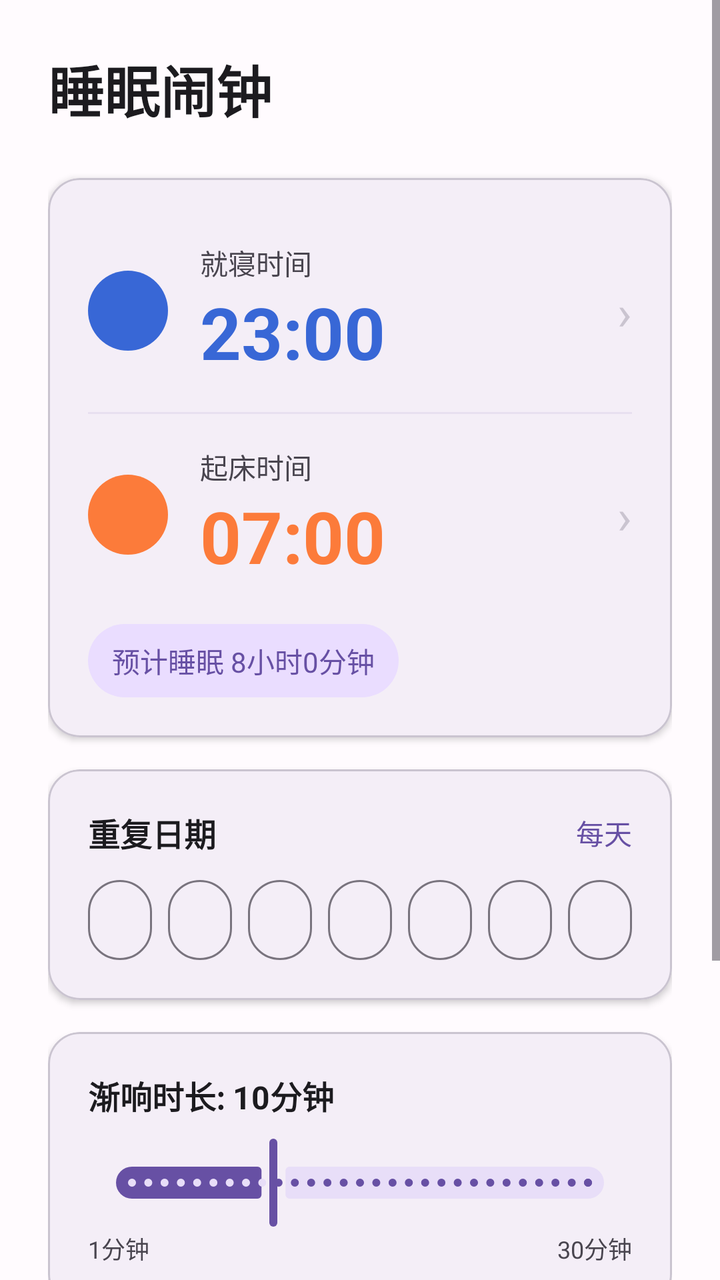
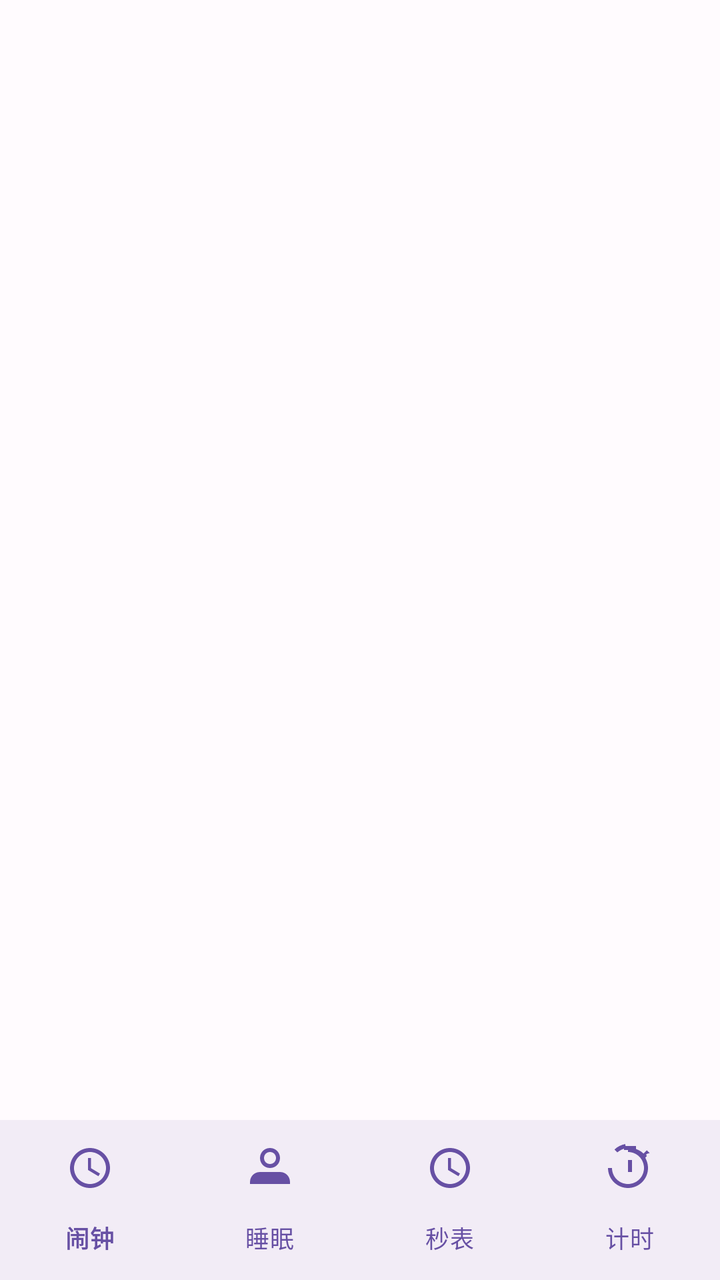

Compare the two renders of this Android layout. The source of the first and the diff that turns it into the second are given below.
<!-- AndroidManifest.xml: application theme Theme.SleepAlarm -->
<!-- res/layout/activity_main.xml -->
<?xml version="1.0" encoding="utf-8"?>
<ScrollView xmlns:android="http://schemas.android.com/apk/res/android"
    xmlns:app="http://schemas.android.com/apk/res-auto"
    android:layout_width="match_parent"
    android:layout_height="match_parent"
    android:background="@color/background">

    <LinearLayout
        android:layout_width="match_parent"
        android:layout_height="wrap_content"
        android:orientation="vertical"
        android:padding="24dp">

        
        <TextView
            android:layout_width="wrap_content"
            android:layout_height="wrap_content"
            android:text="睡眠闹钟"
            android:textSize="28sp"
            android:textColor="@color/on_background"
            android:textStyle="bold"
            android:layout_marginBottom="24dp" />

        
        <com.google.android.material.card.MaterialCardView
            android:layout_width="match_parent"
            android:layout_height="wrap_content"
            app:cardCornerRadius="16dp"
            app:cardElevation="2dp"
            android:layout_marginBottom="16dp">

            <LinearLayout
                android:layout_width="match_parent"
                android:layout_height="wrap_content"
                android:orientation="vertical"
                android:padding="20dp">

                
                <LinearLayout
                    android:id="@+id/layout_bedtime"
                    android:layout_width="match_parent"
                    android:layout_height="wrap_content"
                    android:orientation="horizontal"
                    android:gravity="center_vertical"
                    android:paddingVertical="12dp"
                    android:clickable="true"
                    android:focusable="true"
                    android:background="?attr/selectableItemBackground">

                    <View
                        android:layout_width="40dp"
                        android:layout_height="40dp"
                        android:background="@drawable/bg_circle_bedtime" />

                    <LinearLayout
                        android:layout_width="0dp"
                        android:layout_height="wrap_content"
                        android:layout_weight="1"
                        android:orientation="vertical"
                        android:layout_marginStart="16dp">

                        <TextView
                            android:layout_width="wrap_content"
                            android:layout_height="wrap_content"
                            android:text="就寝时间"
                            android:textSize="14sp"
                            android:textColor="@color/gray_dark" />

                        <TextView
                            android:id="@+id/tv_bedtime"
                            android:layout_width="wrap_content"
                            android:layout_height="wrap_content"
                            android:text="23:00"
                            android:textSize="36sp"
                            android:textColor="@color/bedtime_color"
                            android:textStyle="bold" />
                    </LinearLayout>

                    <TextView
                        android:layout_width="wrap_content"
                        android:layout_height="wrap_content"
                        android:text="›"
                        android:textSize="24sp"
                        android:textColor="@color/gray_light" />
                </LinearLayout>

                
                <View
                    android:layout_width="match_parent"
                    android:layout_height="1dp"
                    android:background="#E8E0F0"
                    android:layout_marginVertical="4dp" />

                
                <LinearLayout
                    android:id="@+id/layout_wake_time"
                    android:layout_width="match_parent"
                    android:layout_height="wrap_content"
                    android:orientation="horizontal"
                    android:gravity="center_vertical"
                    android:paddingVertical="12dp"
                    android:clickable="true"
                    android:focusable="true"
                    android:background="?attr/selectableItemBackground">

                    <View
                        android:layout_width="40dp"
                        android:layout_height="40dp"
                        android:background="@drawable/bg_circle_wake" />

                    <LinearLayout
                        android:layout_width="0dp"
                        android:layout_height="wrap_content"
                        android:layout_weight="1"
                        android:orientation="vertical"
                        android:layout_marginStart="16dp">

                        <TextView
                            android:layout_width="wrap_content"
                            android:layout_height="wrap_content"
                            android:text="起床时间"
                            android:textSize="14sp"
                            android:textColor="@color/gray_dark" />

                        <TextView
                            android:id="@+id/tv_wake_time"
                            android:layout_width="wrap_content"
                            android:layout_height="wrap_content"
                            android:text="07:00"
                            android:textSize="36sp"
                            android:textColor="@color/wake_color"
                            android:textStyle="bold" />
                    </LinearLayout>

                    <TextView
                        android:layout_width="wrap_content"
                        android:layout_height="wrap_content"
                        android:text="›"
                        android:textSize="24sp"
                        android:textColor="@color/gray_light" />
                </LinearLayout>

                
                <TextView
                    android:id="@+id/tv_sleep_duration"
                    android:layout_width="wrap_content"
                    android:layout_height="wrap_content"
                    android:text="预计睡眠 8小时0分钟"
                    android:textSize="14sp"
                    android:textColor="@color/primary"
                    android:layout_marginTop="8dp"
                    android:paddingVertical="8dp"
                    android:paddingHorizontal="12dp"
                    android:background="@drawable/bg_sleep_duration" />

            </LinearLayout>
        </com.google.android.material.card.MaterialCardView>

        
        <com.google.android.material.card.MaterialCardView
            android:layout_width="match_parent"
            android:layout_height="wrap_content"
            app:cardCornerRadius="16dp"
            app:cardElevation="2dp"
            android:layout_marginBottom="16dp">

            <LinearLayout
                android:layout_width="match_parent"
                android:layout_height="wrap_content"
                android:orientation="vertical"
                android:padding="20dp">

                <LinearLayout
                    android:layout_width="match_parent"
                    android:layout_height="wrap_content"
                    android:orientation="horizontal"
                    android:gravity="center_vertical">

                    <TextView
                        android:layout_width="0dp"
                        android:layout_height="wrap_content"
                        android:layout_weight="1"
                        android:text="重复日期"
                        android:textSize="16sp"
                        android:textColor="@color/on_background"
                        android:textStyle="bold" />

                    <TextView
                        android:id="@+id/tv_repeat_days"
                        android:layout_width="wrap_content"
                        android:layout_height="wrap_content"
                        android:text="每天"
                        android:textSize="14sp"
                        android:textColor="@color/primary" />
                </LinearLayout>

                <LinearLayout
                    android:id="@+id/layout_days_selector"
                    android:layout_width="match_parent"
                    android:layout_height="wrap_content"
                    android:orientation="horizontal"
                    android:layout_marginTop="12dp"
                    android:gravity="center">

                    <com.google.android.material.button.MaterialButton
                        android:id="@+id/btn_sun"
                        style="@style/Widget.Material3.Button.OutlinedButton"
                        android:layout_width="0dp"
                        android:layout_height="40dp"
                        android:layout_weight="1"
                        android:layout_marginEnd="4dp"
                        android:minWidth="0dp"
                        android:insetTop="0dp"
                        android:insetBottom="0dp"
                        app:cornerRadius="20dp"
                        app:strokeWidth="1dp" />

                    <com.google.android.material.button.MaterialButton
                        android:id="@+id/btn_mon"
                        style="@style/Widget.Material3.Button.OutlinedButton"
                        android:layout_width="0dp"
                        android:layout_height="40dp"
                        android:layout_weight="1"
                        android:layout_marginHorizontal="4dp"
                        android:minWidth="0dp"
                        android:insetTop="0dp"
                        android:insetBottom="0dp"
                        app:cornerRadius="20dp"
                        app:strokeWidth="1dp" />

                    <com.google.android.material.button.MaterialButton
                        android:id="@+id/btn_tue"
                        style="@style/Widget.Material3.Button.OutlinedButton"
                        android:layout_width="0dp"
                        android:layout_height="40dp"
                        android:layout_weight="1"
                        android:layout_marginHorizontal="4dp"
                        android:minWidth="0dp"
                        android:insetTop="0dp"
                        android:insetBottom="0dp"
                        app:cornerRadius="20dp"
                        app:strokeWidth="1dp" />

                    <com.google.android.material.button.MaterialButton
                        android:id="@+id/btn_wed"
                        style="@style/Widget.Material3.Button.OutlinedButton"
                        android:layout_width="0dp"
                        android:layout_height="40dp"
                        android:layout_weight="1"
                        android:layout_marginHorizontal="4dp"
                        android:minWidth="0dp"
                        android:insetTop="0dp"
                        android:insetBottom="0dp"
                        app:cornerRadius="20dp"
                        app:strokeWidth="1dp" />

                    <com.google.android.material.button.MaterialButton
                        android:id="@+id/btn_thu"
                        style="@style/Widget.Material3.Button.OutlinedButton"
                        android:layout_width="0dp"
                        android:layout_height="40dp"
                        android:layout_weight="1"
                        android:layout_marginHorizontal="4dp"
                        android:minWidth="0dp"
                        android:insetTop="0dp"
                        android:insetBottom="0dp"
                        app:cornerRadius="20dp"
                        app:strokeWidth="1dp" />

                    <com.google.android.material.button.MaterialButton
                        android:id="@+id/btn_fri"
                        style="@style/Widget.Material3.Button.OutlinedButton"
                        android:layout_width="0dp"
                        android:layout_height="40dp"
                        android:layout_weight="1"
                        android:layout_marginHorizontal="4dp"
                        android:minWidth="0dp"
                        android:insetTop="0dp"
                        android:insetBottom="0dp"
                        app:cornerRadius="20dp"
                        app:strokeWidth="1dp" />

                    <com.google.android.material.button.MaterialButton
                        android:id="@+id/btn_sat"
                        style="@style/Widget.Material3.Button.OutlinedButton"
                        android:layout_width="0dp"
                        android:layout_height="40dp"
                        android:layout_weight="1"
                        android:layout_marginStart="4dp"
                        android:minWidth="0dp"
                        android:insetTop="0dp"
                        android:insetBottom="0dp"
                        app:cornerRadius="20dp"
                        app:strokeWidth="1dp" />
                </LinearLayout>
            </LinearLayout>
        </com.google.android.material.card.MaterialCardView>

        
        <com.google.android.material.card.MaterialCardView
            android:layout_width="match_parent"
            android:layout_height="wrap_content"
            app:cardCornerRadius="16dp"
            app:cardElevation="2dp"
            android:layout_marginBottom="16dp">

            <LinearLayout
                android:layout_width="match_parent"
                android:layout_height="wrap_content"
                android:orientation="vertical"
                android:padding="20dp">

                <TextView
                    android:id="@+id/tv_gradual_label"
                    android:layout_width="wrap_content"
                    android:layout_height="wrap_content"
                    android:text="渐响时长: 10分钟"
                    android:textSize="16sp"
                    android:textColor="@color/on_background"
                    android:textStyle="bold" />

                <com.google.android.material.slider.Slider
                    android:id="@+id/slider_gradual"
                    android:layout_width="match_parent"
                    android:layout_height="wrap_content"
                    android:layout_marginTop="8dp"
                    android:valueFrom="1.0"
                    android:valueTo="30.0"
                    android:value="10.0"
                    android:stepSize="1.0"
                    app:labelBehavior="gone" />

                <LinearLayout
                    android:layout_width="match_parent"
                    android:layout_height="wrap_content"
                    android:orientation="horizontal">

                    <TextView
                        android:layout_width="0dp"
                        android:layout_height="wrap_content"
                        android:layout_weight="1"
                        android:text="1分钟"
                        android:textSize="12sp"
                        android:textColor="@color/gray_dark" />

                    <TextView
                        android:layout_width="wrap_content"
                        android:layout_height="wrap_content"
                        android:text="30分钟"
                        android:textSize="12sp"
                        android:textColor="@color/gray_dark" />
                </LinearLayout>
            </LinearLayout>
        </com.google.android.material.card.MaterialCardView>

        
        <com.google.android.material.card.MaterialCardView
            android:layout_width="match_parent"
            android:layout_height="wrap_content"
            app:cardCornerRadius="16dp"
            app:cardElevation="2dp"
            android:layout_marginBottom="16dp">

            <LinearLayout
                android:layout_width="match_parent"
                android:layout_height="wrap_content"
                android:orientation="horizontal"
                android:gravity="center_vertical"
                android:padding="20dp">

                <TextView
                    android:layout_width="0dp"
                    android:layout_height="wrap_content"
                    android:layout_weight="1"
                    android:text="启用闹钟"
                    android:textSize="16sp"
                    android:textColor="@color/on_background"
                    android:textStyle="bold" />

                <com.google.android.material.materialswitch.MaterialSwitch
                    android:id="@+id/switch_enabled"
                    android:layout_width="wrap_content"
                    android:layout_height="wrap_content" />
            </LinearLayout>
        </com.google.android.material.card.MaterialCardView>

        
        <com.google.android.material.button.MaterialButton
            android:id="@+id/btn_briefing"
            android:layout_width="match_parent"
            android:layout_height="56dp"
            android:text="查看每日播报"
            android:textSize="16sp"
            app:cornerRadius="28dp"
            style="@style/Widget.Material3.Button" />

    </LinearLayout>
</ScrollView>
<!-- resources referenced by this layout -->
<resources>
  <color name="background">#FFFBFE</color>
  <color name="bedtime_color">#3867D6</color>
  <color name="gray_dark">#49454F</color>
  <color name="gray_light">#CAC4D0</color>
  <color name="on_background">#1C1B1F</color>
  <color name="primary">#6750A4</color>
  <color name="wake_color">#FC7B3A</color>
  <!-- drawable bg_circle_bedtime (drawable) -->
  <?xml version="1.0" encoding="utf-8"?>
  <shape xmlns:android="http://schemas.android.com/apk/res/android"
      android:shape="oval">
      <solid android:color="#3867D6" />
      <size android:width="40dp" android:height="40dp" />
  </shape>
  <!-- drawable bg_circle_wake (drawable) -->
  <?xml version="1.0" encoding="utf-8"?>
  <shape xmlns:android="http://schemas.android.com/apk/res/android"
      android:shape="oval">
      <solid android:color="#FC7B3A" />
      <size android:width="40dp" android:height="40dp" />
  </shape>
  <!-- drawable bg_sleep_duration (drawable) -->
  <?xml version="1.0" encoding="utf-8"?>
  <shape xmlns:android="http://schemas.android.com/apk/res/android"
      android:shape="rectangle">
      <solid android:color="#EADDFF" />
      <corners android:radius="20dp" />
  </shape>
  <style name="Theme.SleepAlarm" parent="Theme.Material3.Light.NoActionBar">
          <item name="colorPrimary">@color/primary</item>
          <item name="colorOnPrimary">@color/on_primary</item>
          <item name="colorPrimaryContainer">#EADDFF</item>
          <item name="colorOnPrimaryContainer">#21005D</item>
          <item name="colorSecondary">@color/secondary</item>
          <item name="android:colorBackground">@color/background</item>
          <item name="colorOnBackground">@color/on_background</item>
          <item name="colorSurface">@color/surface</item>
          <item name="colorOnSurface">@color/on_surface</item>
          <item name="android:statusBarColor">@color/primary</item>
      </style>
  <color name="on_primary">#FFFFFF</color>
  <color name="secondary">#625B71</color>
  <color name="surface">#FFFBFE</color>
  <color name="on_surface">#1C1B1F</color>
</resources>

<!-- the commit's change to res/layout/activity_main.xml (unified diff, before → after) -->
@@ -1,398 +1,24 @@
 <?xml version="1.0" encoding="utf-8"?>
-<ScrollView xmlns:android="http://schemas.android.com/apk/res/android"
+<LinearLayout xmlns:android="http://schemas.android.com/apk/res/android"
     xmlns:app="http://schemas.android.com/apk/res-auto"
     android:layout_width="match_parent"
     android:layout_height="match_parent"
-    android:background="@color/background">
+    android:orientation="vertical">
 
-    <LinearLayout
+    <FrameLayout
+        android:id="@+id/fragment_container"
+        android:layout_width="match_parent"
+        android:layout_height="0dp"
+        android:layout_weight="1" />
+
+    <com.google.android.material.bottomnavigation.BottomNavigationView
+        android:id="@+id/bottom_nav"
         android:layout_width="match_parent"
         android:layout_height="wrap_content"
-        android:orientation="vertical"
-        android:padding="24dp">
+        android:background="?android:attr/windowBackground"
+        app:menu="@menu/bottom_nav"
+        app:labelVisibilityMode="labeled"
+        app:itemIconTint="@color/primary"
+        app:itemTextColor="@color/primary" />
 
-        
-        <TextView
-            android:layout_width="wrap_content"
-            android:layout_height="wrap_content"
-            android:text="睡眠闹钟"
-            android:textSize="28sp"
-            android:textColor="@color/on_background"
-            android:textStyle="bold"
-            android:layout_marginBottom="24dp" />
-
-        
-        <com.google.android.material.card.MaterialCardView
-            android:layout_width="match_parent"
-            android:layout_height="wrap_content"
-            app:cardCornerRadius="16dp"
-            app:cardElevation="2dp"
-            android:layout_marginBottom="16dp">
-
-            <LinearLayout
-                android:layout_width="match_parent"
-                android:layout_height="wrap_content"
-                android:orientation="vertical"
-                android:padding="20dp">
-
-                
-                <LinearLayout
-                    android:id="@+id/layout_bedtime"
-                    android:layout_width="match_parent"
-                    android:layout_height="wrap_content"
-                    android:orientation="horizontal"
-                    android:gravity="center_vertical"
-                    android:paddingVertical="12dp"
-                    android:clickable="true"
-                    android:focusable="true"
-                    android:background="?attr/selectableItemBackground">
-
-                    <View
-                        android:layout_width="40dp"
-                        android:layout_height="40dp"
-                        android:background="@drawable/bg_circle_bedtime" />
-
-                    <LinearLayout
-                        android:layout_width="0dp"
-                        android:layout_height="wrap_content"
-                        android:layout_weight="1"
-                        android:orientation="vertical"
-                        android:layout_marginStart="16dp">
-
-                        <TextView
-                            android:layout_width="wrap_content"
-                            android:layout_height="wrap_content"
-                            android:text="就寝时间"
-                            android:textSize="14sp"
-                            android:textColor="@color/gray_dark" />
-
-                        <TextView
-                            android:id="@+id/tv_bedtime"
-                            android:layout_width="wrap_content"
-                            android:layout_height="wrap_content"
-                            android:text="23:00"
-                            android:textSize="36sp"
-                            android:textColor="@color/bedtime_color"
-                            android:textStyle="bold" />
-                    </LinearLayout>
-
-                    <TextView
-                        android:layout_width="wrap_content"
-                        android:layout_height="wrap_content"
-                        android:text="›"
-                        android:textSize="24sp"
-                        android:textColor="@color/gray_light" />
-                </LinearLayout>
-
-                
-                <View
-                    android:layout_width="match_parent"
-                    android:layout_height="1dp"
-                    android:background="#E8E0F0"
-                    android:layout_marginVertical="4dp" />
-
-                
-                <LinearLayout
-                    android:id="@+id/layout_wake_time"
-                    android:layout_width="match_parent"
-                    android:layout_height="wrap_content"
-                    android:orientation="horizontal"
-                    android:gravity="center_vertical"
-                    android:paddingVertical="12dp"
-                    android:clickable="true"
-                    android:focusable="true"
-                    android:background="?attr/selectableItemBackground">
-
-                    <View
-                        android:layout_width="40dp"
-                        android:layout_height="40dp"
-                        android:background="@drawable/bg_circle_wake" />
-
-                    <LinearLayout
-                        android:layout_width="0dp"
-                        android:layout_height="wrap_content"
-                        android:layout_weight="1"
-                        android:orientation="vertical"
-                        android:layout_marginStart="16dp">
-
-                        <TextView
-                            android:layout_width="wrap_content"
-                            android:layout_height="wrap_content"
-                            android:text="起床时间"
-                            android:textSize="14sp"
-                            android:textColor="@color/gray_dark" />
-
-                        <TextView
-                            android:id="@+id/tv_wake_time"
-                            android:layout_width="wrap_content"
-                            android:layout_height="wrap_content"
-                            android:text="07:00"
-                            android:textSize="36sp"
-                            android:textColor="@color/wake_color"
-                            android:textStyle="bold" />
-                    </LinearLayout>
-
-                    <TextView
-                        android:layout_width="wrap_content"
-                        android:layout_height="wrap_content"
-                        android:text="›"
-                        android:textSize="24sp"
-                        android:textColor="@color/gray_light" />
-                </LinearLayout>
-
-                
-                <TextView
-                    android:id="@+id/tv_sleep_duration"
-                    android:layout_width="wrap_content"
-                    android:layout_height="wrap_content"
-                    android:text="预计睡眠 8小时0分钟"
-                    android:textSize="14sp"
-                    android:textColor="@color/primary"
-                    android:layout_marginTop="8dp"
-                    android:paddingVertical="8dp"
-                    android:paddingHorizontal="12dp"
-                    android:background="@drawable/bg_sleep_duration" />
-
-            </LinearLayout>
-        </com.google.android.material.card.MaterialCardView>
-
-        
-        <com.google.android.material.card.MaterialCardView
-            android:layout_width="match_parent"
-            android:layout_height="wrap_content"
-            app:cardCornerRadius="16dp"
-            app:cardElevation="2dp"
-            android:layout_marginBottom="16dp">
-
-            <LinearLayout
-                android:layout_width="match_parent"
-                android:layout_height="wrap_content"
-                android:orientation="vertical"
-                android:padding="20dp">
-
-                <LinearLayout
-                    android:layout_width="match_parent"
-                    android:layout_height="wrap_content"
-                    android:orientation="horizontal"
-                    android:gravity="center_vertical">
-
-                    <TextView
-                        android:layout_width="0dp"
-                        android:layout_height="wrap_content"
-                        android:layout_weight="1"
-                        android:text="重复日期"
-                        android:textSize="16sp"
-                        android:textColor="@color/on_background"
-                        android:textStyle="bold" />
-
-                    <TextView
-                        android:id="@+id/tv_repeat_days"
-                        android:layout_width="wrap_content"
-                        android:layout_height="wrap_content"
-                        android:text="每天"
-                        android:textSize="14sp"
-                        android:textColor="@color/primary" />
-                </LinearLayout>
-
-                <LinearLayout
-                    android:id="@+id/layout_days_selector"
-                    android:layout_width="match_parent"
-                    android:layout_height="wrap_content"
-                    android:orientation="horizontal"
-                    android:layout_marginTop="12dp"
-                    android:gravity="center">
-
-                    <com.google.android.material.button.MaterialButton
-                        android:id="@+id/btn_sun"
-                        style="@style/Widget.Material3.Button.OutlinedButton"
-                        android:layout_width="0dp"
-                        android:layout_height="40dp"
-                        android:layout_weight="1"
-                        android:layout_marginEnd="4dp"
-                        android:minWidth="0dp"
-                        android:insetTop="0dp"
-                        android:insetBottom="0dp"
-                        app:cornerRadius="20dp"
-                        app:strokeWidth="1dp" />
-
-                    <com.google.android.material.button.MaterialButton
-                        android:id="@+id/btn_mon"
-                        style="@style/Widget.Material3.Button.OutlinedButton"
-                        android:layout_width="0dp"
-                        android:layout_height="40dp"
-                        android:layout_weight="1"
-                        android:layout_marginHorizontal="4dp"
-                        android:minWidth="0dp"
-                        android:insetTop="0dp"
-                        android:insetBottom="0dp"
-                        app:cornerRadius="20dp"
-                        app:strokeWidth="1dp" />
-
-                    <com.google.android.material.button.MaterialButton
-                        android:id="@+id/btn_tue"
-                        style="@style/Widget.Material3.Button.OutlinedButton"
-                        android:layout_width="0dp"
-                        android:layout_height="40dp"
-                        android:layout_weight="1"
-                        android:layout_marginHorizontal="4dp"
-                        android:minWidth="0dp"
-                        android:insetTop="0dp"
-                        android:insetBottom="0dp"
-                        app:cornerRadius="20dp"
-                        app:strokeWidth="1dp" />
-
-                    <com.google.android.material.button.MaterialButton
-                        android:id="@+id/btn_wed"
-                        style="@style/Widget.Material3.Button.OutlinedButton"
-                        android:layout_width="0dp"
-                        android:layout_height="40dp"
-                        android:layout_weight="1"
-                        android:layout_marginHorizontal="4dp"
-                        android:minWidth="0dp"
-                        android:insetTop="0dp"
-                        android:insetBottom="0dp"
-                        app:cornerRadius="20dp"
-                        app:strokeWidth="1dp" />
-
-                    <com.google.android.material.button.MaterialButton
-                        android:id="@+id/btn_thu"
-                        style="@style/Widget.Material3.Button.OutlinedButton"
-                        android:layout_width="0dp"
-                        android:layout_height="40dp"
-                        android:layout_weight="1"
-                        android:layout_marginHorizontal="4dp"
-                        android:minWidth="0dp"
-                        android:insetTop="0dp"
-                        android:insetBottom="0dp"
-                        app:cornerRadius="20dp"
-                        app:strokeWidth="1dp" />
-
-                    <com.google.android.material.button.MaterialButton
-                        android:id="@+id/btn_fri"
-                        style="@style/Widget.Material3.Button.OutlinedButton"
-                        android:layout_width="0dp"
-                        android:layout_height="40dp"
-                        android:layout_weight="1"
-                        android:layout_marginHorizontal="4dp"
-                        android:minWidth="0dp"
-                        android:insetTop="0dp"
-                        android:insetBottom="0dp"
-                        app:cornerRadius="20dp"
-                        app:strokeWidth="1dp" />
-
-                    <com.google.android.material.button.MaterialButton
-                        android:id="@+id/btn_sat"
-                        style="@style/Widget.Material3.Button.OutlinedButton"
-                        android:layout_width="0dp"
-                        android:layout_height="40dp"
-                        android:layout_weight="1"
-                        android:layout_marginStart="4dp"
-                        android:minWidth="0dp"
-                        android:insetTop="0dp"
-                        android:insetBottom="0dp"
-                        app:cornerRadius="20dp"
-                        app:strokeWidth="1dp" />
-                </LinearLayout>
-            </LinearLayout>
-        </com.google.android.material.card.MaterialCardView>
-
-        
-        <com.google.android.material.card.MaterialCardView
-            android:layout_width="match_parent"
-            android:layout_height="wrap_content"
-            app:cardCornerRadius="16dp"
-            app:cardElevation="2dp"
-            android:layout_marginBottom="16dp">
-
-            <LinearLayout
-                android:layout_width="match_parent"
-                android:layout_height="wrap_content"
-                android:orientation="vertical"
-                android:padding="20dp">
-
-                <TextView
-                    android:id="@+id/tv_gradual_label"
-                    android:layout_width="wrap_content"
-                    android:layout_height="wrap_content"
-                    android:text="渐响时长: 10分钟"
-                    android:textSize="16sp"
-                    android:textColor="@color/on_background"
-                    android:textStyle="bold" />
-
-                <com.google.android.material.slider.Slider
-                    android:id="@+id/slider_gradual"
-                    android:layout_width="match_parent"
-                    android:layout_height="wrap_content"
-                    android:layout_marginTop="8dp"
-                    android:valueFrom="1.0"
-                    android:valueTo="30.0"
-                    android:value="10.0"
-                    android:stepSize="1.0"
-                    app:labelBehavior="gone" />
-
-                <LinearLayout
-                    android:layout_width="match_parent"
-                    android:layout_height="wrap_content"
-                    android:orientation="horizontal">
-
-                    <TextView
-                        android:layout_width="0dp"
-                        android:layout_height="wrap_content"
-                        android:layout_weight="1"
-                        android:text="1分钟"
-                        android:textSize="12sp"
-                        android:textColor="@color/gray_dark" />
-
-                    <TextView
-                        android:layout_width="wrap_content"
-                        android:layout_height="wrap_content"
-                        android:text="30分钟"
-                        android:textSize="12sp"
-                        android:textColor="@color/gray_dark" />
-                </LinearLayout>
-            </LinearLayout>
-        </com.google.android.material.card.MaterialCardView>
-
-        
-        <com.google.android.material.card.MaterialCardView
-            android:layout_width="match_parent"
-            android:layout_height="wrap_content"
-            app:cardCornerRadius="16dp"
-            app:cardElevation="2dp"
-            android:layout_marginBottom="16dp">
-
-            <LinearLayout
-                android:layout_width="match_parent"
-                android:layout_height="wrap_content"
-                android:orientation="horizontal"
-                android:gravity="center_vertical"
-                android:padding="20dp">
-
-                <TextView
-                    android:layout_width="0dp"
-                    android:layout_height="wrap_content"
-                    android:layout_weight="1"
-                    android:text="启用闹钟"
-                    android:textSize="16sp"
-                    android:textColor="@color/on_background"
-                    android:textStyle="bold" />
-
-                <com.google.android.material.materialswitch.MaterialSwitch
-                    android:id="@+id/switch_enabled"
-                    android:layout_width="wrap_content"
-                    android:layout_height="wrap_content" />
-            </LinearLayout>
-        </com.google.android.material.card.MaterialCardView>
-
-        
-        <com.google.android.material.button.MaterialButton
-            android:id="@+id/btn_briefing"
-            android:layout_width="match_parent"
-            android:layout_height="56dp"
-            android:text="查看每日播报"
-            android:textSize="16sp"
-            app:cornerRadius="28dp"
-            style="@style/Widget.Material3.Button" />
-
-    </LinearLayout>
-</ScrollView>
+</LinearLayout>
<!-- resource entries referenced after the edit -->
@@ -1,33 +1,6 @@
 <!-- resources referenced by this layout -->
 <resources>
-  <color name="background">#FFFBFE</color>
-  <color name="bedtime_color">#3867D6</color>
-  <color name="gray_dark">#49454F</color>
-  <color name="gray_light">#CAC4D0</color>
-  <color name="on_background">#1C1B1F</color>
   <color name="primary">#6750A4</color>
-  <color name="wake_color">#FC7B3A</color>
-  <!-- drawable bg_circle_bedtime (drawable) -->
-  <?xml version="1.0" encoding="utf-8"?>
-  <shape xmlns:android="http://schemas.android.com/apk/res/android"
-      android:shape="oval">
-      <solid android:color="#3867D6" />
-      <size android:width="40dp" android:height="40dp" />
-  </shape>
-  <!-- drawable bg_circle_wake (drawable) -->
-  <?xml version="1.0" encoding="utf-8"?>
-  <shape xmlns:android="http://schemas.android.com/apk/res/android"
-      android:shape="oval">
-      <solid android:color="#FC7B3A" />
-      <size android:width="40dp" android:height="40dp" />
-  </shape>
-  <!-- drawable bg_sleep_duration (drawable) -->
-  <?xml version="1.0" encoding="utf-8"?>
-  <shape xmlns:android="http://schemas.android.com/apk/res/android"
-      android:shape="rectangle">
-      <solid android:color="#EADDFF" />
-      <corners android:radius="20dp" />
-  </shape>
   <style name="Theme.SleepAlarm" parent="Theme.Material3.Light.NoActionBar">
           <item name="colorPrimary">@color/primary</item>
           <item name="colorOnPrimary">@color/on_primary</item>
@@ -42,6 +15,8 @@
       </style>
   <color name="on_primary">#FFFFFF</color>
   <color name="secondary">#625B71</color>
+  <color name="background">#FFFBFE</color>
+  <color name="on_background">#1C1B1F</color>
   <color name="surface">#FFFBFE</color>
   <color name="on_surface">#1C1B1F</color>
 </resources>
